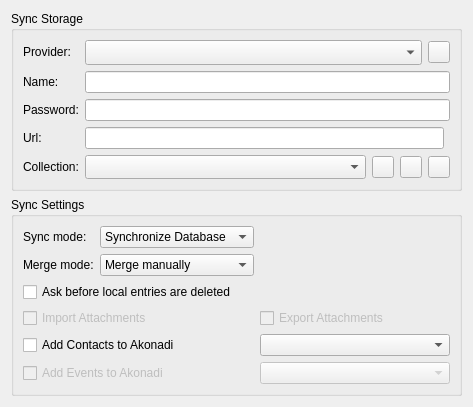
This is src/onlinestorage/providersettings.ui in KDE/conquirere as Qt 5 draws it before an edit. The edited form follows.
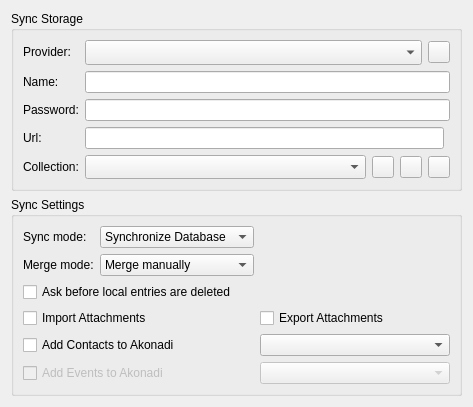
This is the edited form. Custom widgets are drawn as their Qt base class.

What changed in the file:
```diff
--- a/src/onlinestorage/providersettings.ui
+++ b/src/onlinestorage/providersettings.ui
@@ -271,7 +271,7 @@
         <item row="3" column="0" colspan="2">
          <widget class="QCheckBox" name="importAttachments">
           <property name="enabled">
-           <bool>false</bool>
+           <bool>true</bool>
           </property>
           <property name="text">
            <string>Import Attachments</string>
@@ -281,7 +281,7 @@
         <item row="3" column="2">
          <widget class="QCheckBox" name="exportAttachments">
           <property name="enabled">
-           <bool>false</bool>
+           <bool>true</bool>
           </property>
           <property name="text">
            <string>Export Attachments</string>
```
Left out of the diff: 1 changed line with no effect on the pictures.
